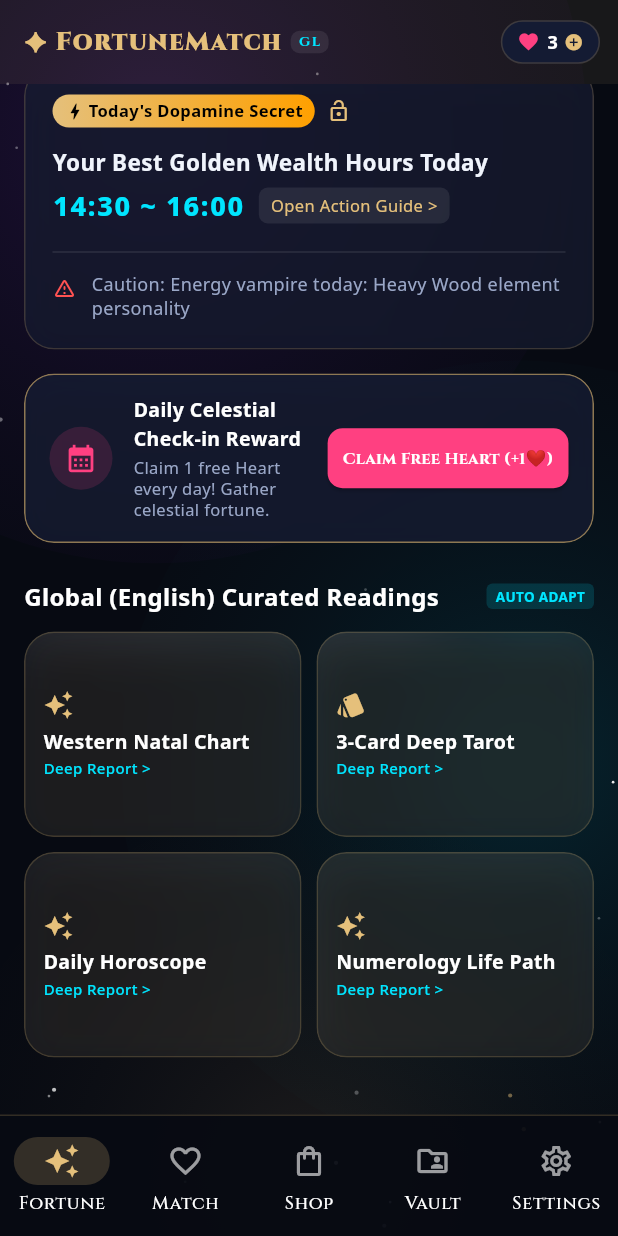
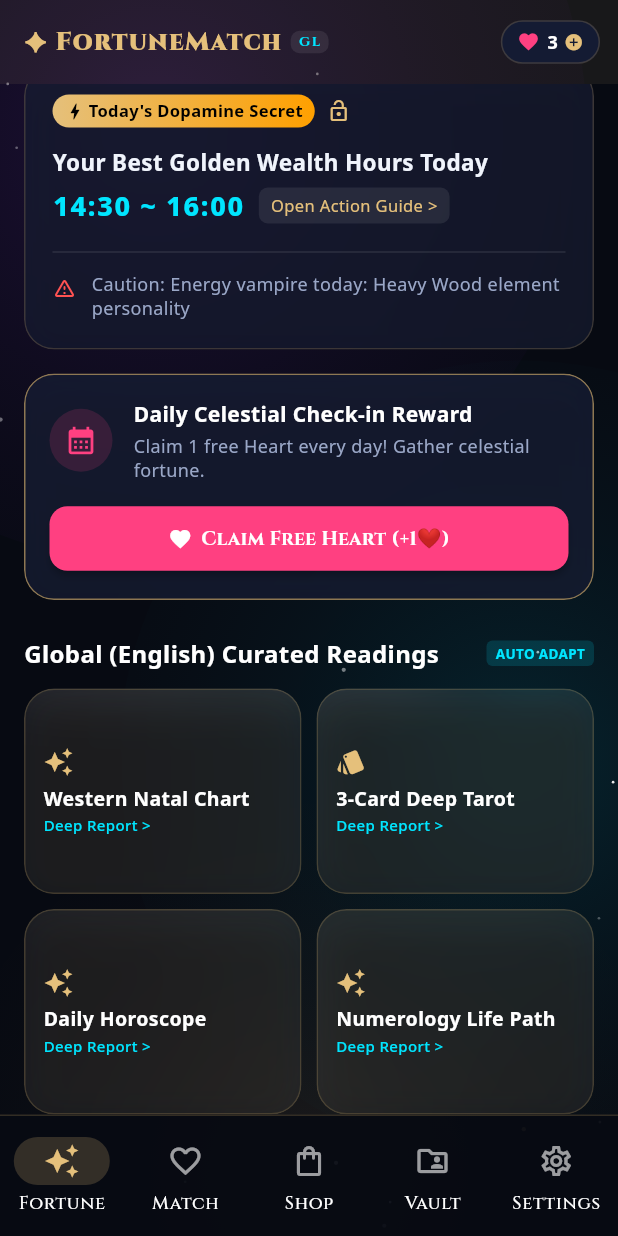
Before and after one commit to koyotejw-ux/ftmt, a Flutter app: the screen it shows after launch, scrolled down 323 dp, on a phone screen of 412 x 824 dp. Run offline on Flutter 3.47's test engine with Material 3 defaults, Android fonts, the phone set to English and light mode, and no system bars; our stand-ins replace flutter_animate, google_fonts, sensors_plus, share_plus, shared_preferences.

Commit message:
fix(ui): restructure daily checkin and ad reward sheet to stacked layout

```diff
--- a/lib/features/fortune/presentation/fortune_hub_screen.dart
+++ b/lib/features/fortune/presentation/fortune_hub_screen.dart
@@ -585,10 +585,15 @@
 
           // 2.5 Daily Retention Check-in Reward Card (BM & Retention Driver)
           GlassBox(
-            padding: const EdgeInsets.symmetric(horizontal: 16, vertical: 14),
+            padding: const EdgeInsets.all(16),
             backgroundColor: const Color(0xFF141B33).withValues(alpha: 0.75),
             border: Border.all(color: SpaceNavyTheme.goldBorder.withValues(alpha: 0.6)),
-            child: Row(
+            child: Column(
+              crossAxisAlignment: CrossAxisAlignment.start,
+              mainAxisSize: MainAxisSize.min,
+              children: [
+                Row(
+                  crossAxisAlignment: CrossAxisAlignment.center,
                   children: [
                     Container(
                       padding: const EdgeInsets.all(10),
@@ -607,26 +612,35 @@
                             AppI18n.tr('daily_checkin_title', widget.currentRegion),
                             style: const TextStyle(
                               color: Colors.white,
-                          fontSize: 13,
+                              fontSize: 14,
                               fontWeight: FontWeight.bold,
                             ),
                           ),
                           const SizedBox(height: 3),
                           Text(
                             AppI18n.tr('daily_checkin_desc', widget.currentRegion),
-                        style: const TextStyle(color: Color(0xFF9AA7C7), fontSize: 11, height: 1.3),
+                            style: const TextStyle(
+                              color: Color(0xFF9AA7C7),
+                              fontSize: 12,
+                              height: 1.35,
+                            ),
                           ),
                         ],
                       ),
                     ),
-                const SizedBox(width: 10),
-                widget.wallet.canClaimDailyFree()
+                  ],
+                ),
+                const SizedBox(height: 14),
+                SizedBox(
+                  width: double.infinity,
+                  child: widget.wallet.canClaimDailyFree()
                       ? ElevatedButton(
                           style: ElevatedButton.styleFrom(
                             backgroundColor: Colors.pinkAccent,
                             foregroundColor: Colors.white,
-                          padding: const EdgeInsets.symmetric(horizontal: 10, vertical: 8),
-                          shape: RoundedRectangleBorder(borderRadius: BorderRadius.circular(10)),
+                            padding: const EdgeInsets.symmetric(vertical: 12),
+                            shape: RoundedRectangleBorder(borderRadius: BorderRadius.circular(12)),
+                            elevation: 2,
                           ),
                           onPressed: () async {
                             await widget.wallet.consumeDailyFree();
@@ -641,34 +655,40 @@
                               );
                             }
                           },
-                        child: FittedBox(
-                          fit: BoxFit.scaleDown,
-                          child: Text(
+                          child: Row(
+                            mainAxisAlignment: MainAxisAlignment.center,
+                            children: [
+                              const Icon(Icons.favorite, size: 16, color: Colors.white),
+                              const SizedBox(width: 6),
+                              Text(
                                 AppI18n.tr('daily_checkin_claim', widget.currentRegion),
-                            style: const TextStyle(fontSize: 11, fontWeight: FontWeight.bold),
+                                style: const TextStyle(fontSize: 13, fontWeight: FontWeight.bold),
                               ),
+                            ],
                           ),
                         )
                       : Container(
-                        padding: const EdgeInsets.symmetric(horizontal: 8, vertical: 6),
+                          padding: const EdgeInsets.symmetric(vertical: 10),
                           decoration: BoxDecoration(
                             color: Colors.white.withValues(alpha: 0.06),
-                          borderRadius: BorderRadius.circular(8),
+                            borderRadius: BorderRadius.circular(10),
                             border: Border.all(color: Colors.white12),
                           ),
                           child: Row(
-                          mainAxisSize: MainAxisSize.min,
+                            mainAxisAlignment: MainAxisAlignment.center,
                             children: [
-                            const Icon(Icons.check_circle, size: 14, color: Color(0xFF00E5FF)),
-                            const SizedBox(width: 4),
-                            FittedBox(
-                              fit: BoxFit.scaleDown,
-                              child: Text(
+                              const Icon(Icons.check_circle, size: 16, color: Color(0xFF00E5FF)),
+                              const SizedBox(width: 6),
+                              Text(
                                 AppI18n.tr('daily_checkin_done', widget.currentRegion),
-                                style: const TextStyle(color: Color(0xFF00E5FF), fontSize: 11, fontWeight: FontWeight.w600),
+                                style: const TextStyle(
+                                  color: Color(0xFF00E5FF),
+                                  fontSize: 12,
+                                  fontWeight: FontWeight.w600,
                                 ),
                               ),
                             ],
+                          ),
                         ),
                 ),
               ],
```
Also changed, not shown: lib/features/economy/presentation/heart_shop_bottom_sheet.dart (+31 -8 lines). Lines whose indentation alone changed are shown as unchanged.
